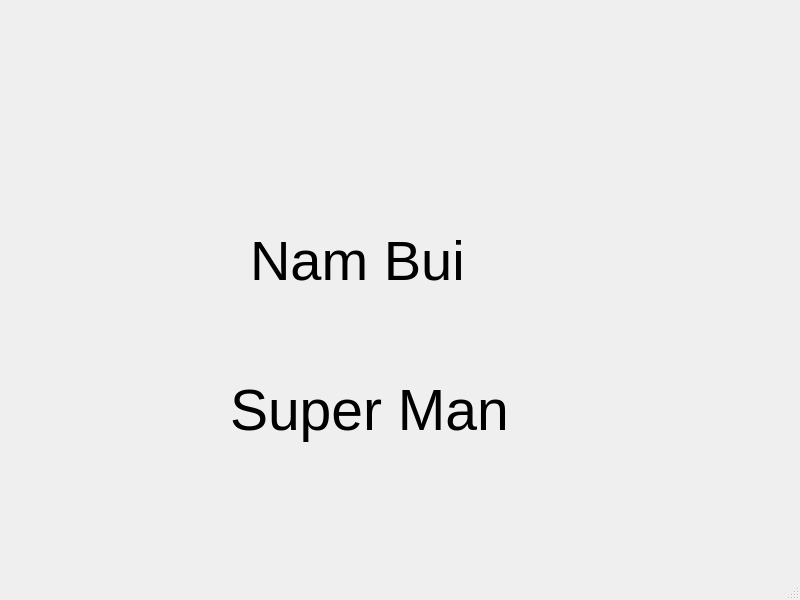
First picture: the form in C++/Client/mainwindow.ui, repository lacie-life/mongoDB, before the edit.
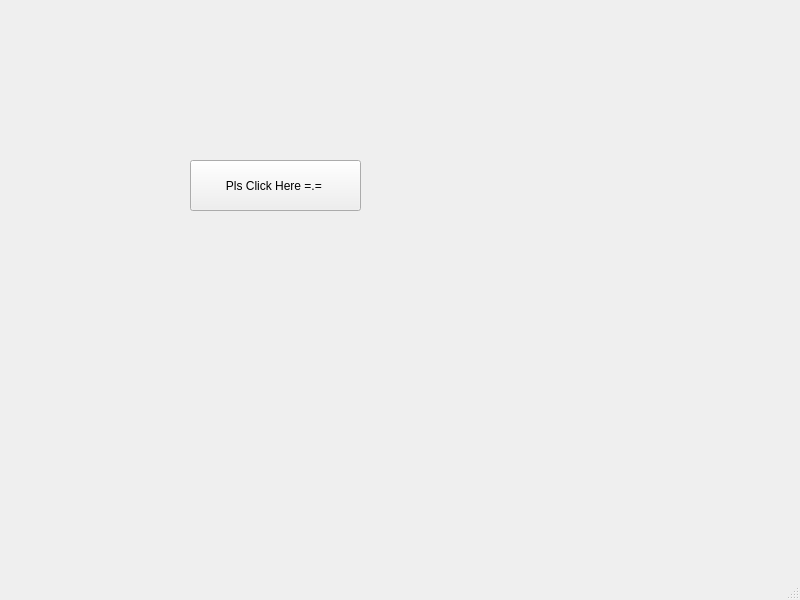
Second picture: the form after the edit.

Patch:
```diff
--- a/C++/Client/mainwindow.ui
+++ b/C++/Client/mainwindow.ui
@@ -14,40 +14,17 @@
    <string>MainWindow</string>
   </property>
   <widget class="QWidget" name="centralwidget">
-   <widget class="QLabel" name="label">
+   <widget class="QPushButton" name="pushButton">
     <property name="geometry">
      <rect>
-      <x>250</x>
-      <y>210</y>
-      <width>221</width>
-      <height>101</height>
+      <x>190</x>
+      <y>160</y>
+      <width>171</width>
+      <height>51</height>
      </rect>
     </property>
-    <property name="font">
-     <font>
-      <pointsize>42</pointsize>
-     </font>
-    </property>
     <property name="text">
-     <string>Nam Bui</string>
-    </property>
-   </widget>
-   <widget class="QLabel" name="label_2">
-    <property name="geometry">
-     <rect>
-      <x>230</x>
-      <y>360</y>
-      <width>281</width>
-      <height>101</height>
-     </rect>
-    </property>
-    <property name="font">
-     <font>
-      <pointsize>43</pointsize>
-     </font>
-    </property>
-    <property name="text">
-     <string>Super Man</string>
+     <string>Pls Click Here =.= </string>
     </property>
    </widget>
   </widget>
```
